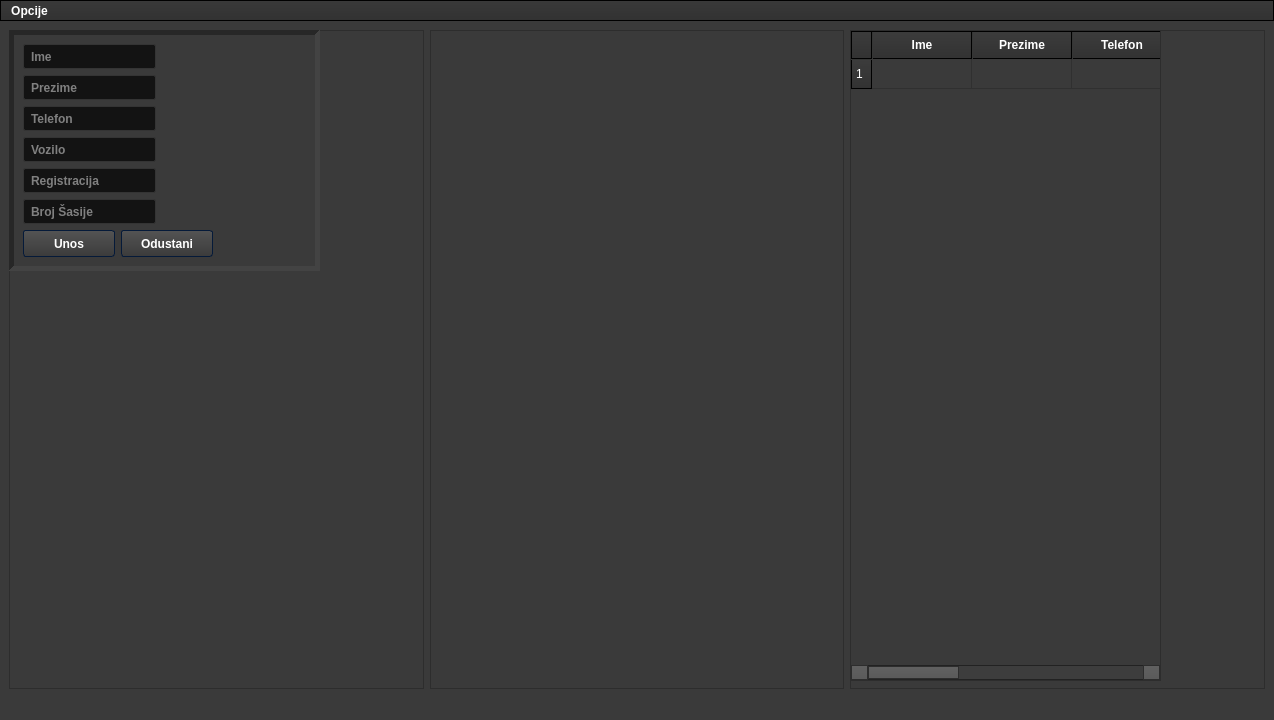
Above: untitled.ui from 4ntim4tter/Budget-Flow before the change. Below: the same form after it.
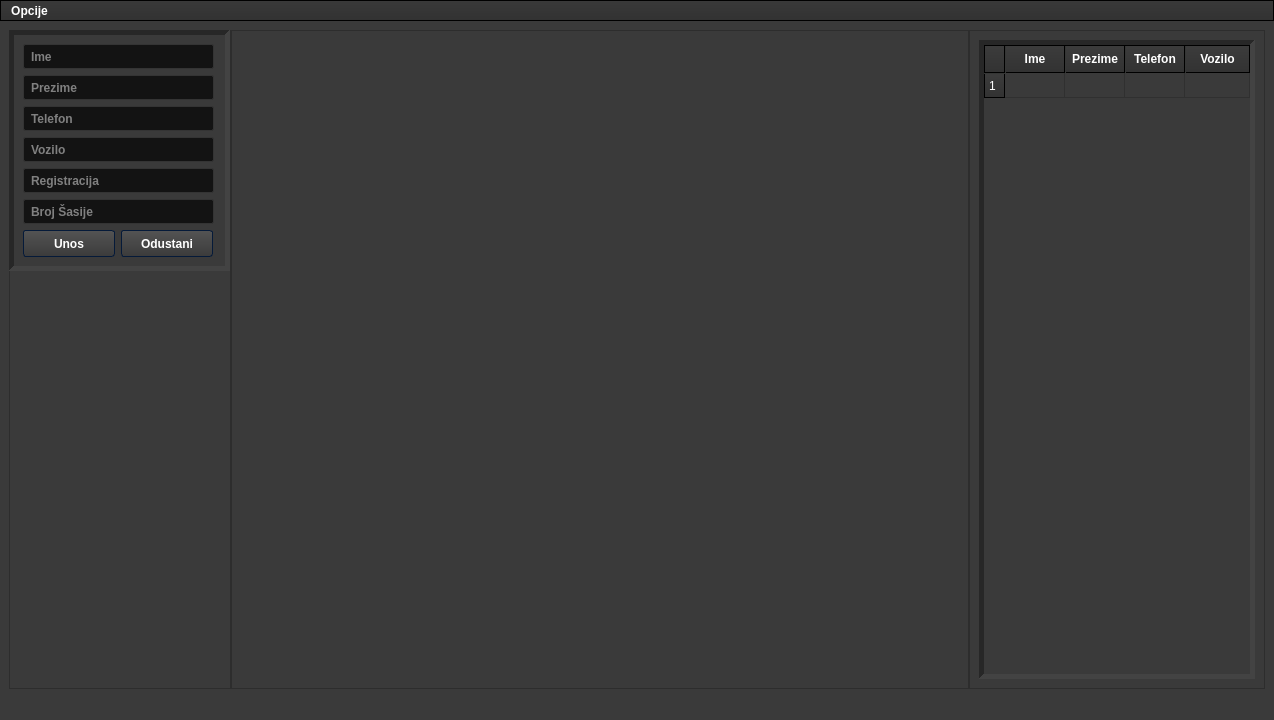
That is the form after the change. Icons and pictures are not drawn.

Commit message: added faker to create data in table

```diff
--- a/untitled.ui
+++ b/untitled.ui
@@ -1023,7 +1023,10 @@
      <bold>true</bold>
     </font>
    </property>
-   <layout class="QHBoxLayout" name="horizontalLayout">
+   <layout class="QHBoxLayout" name="horizontalLayout" stretch="3,10,4">
+    <property name="spacing">
+     <number>0</number>
+    </property>
     <item>
      <widget class="QFrame" name="left_frame">
       <property name="frameShape">
@@ -1037,7 +1040,7 @@
         <rect>
          <x>0</x>
          <y>0</y>
-         <width>311</width>
+         <width>221</width>
          <height>241</height>
         </rect>
        </property>
@@ -1078,7 +1081,7 @@
          <rect>
           <x>14</x>
           <y>14</y>
-          <width>133</width>
+          <width>191</width>
           <height>25</height>
          </rect>
         </property>
@@ -1099,7 +1102,7 @@
          <rect>
           <x>14</x>
           <y>45</y>
-          <width>133</width>
+          <width>191</width>
           <height>25</height>
          </rect>
         </property>
@@ -1120,7 +1123,7 @@
          <rect>
           <x>14</x>
           <y>107</y>
-          <width>133</width>
+          <width>191</width>
           <height>25</height>
          </rect>
         </property>
@@ -1144,7 +1147,7 @@
          <rect>
           <x>14</x>
           <y>138</y>
-          <width>133</width>
+          <width>191</width>
           <height>25</height>
          </rect>
         </property>
@@ -1165,7 +1168,7 @@
          <rect>
           <x>14</x>
           <y>169</y>
-          <width>133</width>
+          <width>191</width>
           <height>25</height>
          </rect>
         </property>
@@ -1231,7 +1234,7 @@
          <rect>
           <x>14</x>
           <y>76</y>
-          <width>133</width>
+          <width>191</width>
           <height>25</height>
          </rect>
         </property>
@@ -1255,6 +1258,12 @@
     </item>
     <item>
      <widget class="QFrame" name="middle_frame">
+      <property name="minimumSize">
+       <size>
+        <width>0</width>
+        <height>450</height>
+       </size>
+      </property>
       <property name="frameShape">
        <enum>QFrame::StyledPanel</enum>
       </property>
@@ -1271,15 +1280,9 @@
       <property name="frameShadow">
        <enum>QFrame::Raised</enum>
       </property>
-      <widget class="QTableWidget" name="tableWidget">
-       <property name="geometry">
-        <rect>
-         <x>0</x>
-         <y>0</y>
-         <width>311</width>
-         <height>651</height>
-        </rect>
-       </property>
+      <layout class="QGridLayout" name="gridLayout">
+       <item row="0" column="0">
+        <widget class="QTableWidget" name="customer_table">
        <property name="sizePolicy">
         <sizepolicy hsizetype="Preferred" vsizetype="Preferred">
          <horstretch>0</horstretch>
@@ -1293,21 +1296,39 @@
          <bold>true</bold>
         </font>
        </property>
-       <property name="layoutDirection">
-        <enum>Qt::LeftToRight</enum>
+         <property name="frameShape">
+          <enum>QFrame::Panel</enum>
+         </property>
+         <property name="lineWidth">
+          <number>5</number>
+         </property>
+         <property name="midLineWidth">
+          <number>5</number>
+         </property>
+         <property name="autoScrollMargin">
+          <number>2</number>
        </property>
        <property name="alternatingRowColors">
-        <bool>true</bool>
+          <bool>false</bool>
        </property>
        <property name="textElideMode">
         <enum>Qt::ElideMiddle</enum>
        </property>
+         <property name="showGrid">
+          <bool>true</bool>
+         </property>
        <property name="gridStyle">
         <enum>Qt::SolidLine</enum>
        </property>
        <property name="sortingEnabled">
         <bool>true</bool>
        </property>
+         <property name="wordWrap">
+          <bool>false</bool>
+         </property>
+         <property name="cornerButtonEnabled">
+          <bool>true</bool>
+         </property>
        <property name="rowCount">
         <number>1</number>
        </property>
@@ -1315,17 +1336,35 @@
         <bool>true</bool>
        </attribute>
        <attribute name="horizontalHeaderDefaultSectionSize">
-        <number>100</number>
+          <number>60</number>
+         </attribute>
+         <attribute name="horizontalHeaderHighlightSections">
+          <bool>true</bool>
+         </attribute>
+         <attribute name="horizontalHeaderMinimumSectionSize">
+          <number>45</number>
        </attribute>
        <attribute name="horizontalHeaderShowSortIndicator" stdset="0">
         <bool>true</bool>
        </attribute>
        <attribute name="horizontalHeaderStretchLastSection">
+          <bool>true</bool>
+         </attribute>
+         <attribute name="verticalHeaderVisible">
+          <bool>true</bool>
+         </attribute>
+         <attribute name="verticalHeaderCascadingSectionResizes">
         <bool>false</bool>
        </attribute>
+         <attribute name="verticalHeaderDefaultSectionSize">
+          <number>25</number>
+         </attribute>
        <attribute name="verticalHeaderHighlightSections">
         <bool>true</bool>
        </attribute>
+         <attribute name="verticalHeaderStretchLastSection">
+          <bool>false</bool>
+         </attribute>
        <row/>
        <column>
         <property name="text">
@@ -1375,31 +1414,9 @@
          </font>
         </property>
        </column>
-       <column>
-        <property name="text">
-         <string>Registracija</string>
-        </property>
-        <property name="font">
-         <font>
-          <family>Arial</family>
-          <weight>75</weight>
-          <bold>true</bold>
-         </font>
-        </property>
-       </column>
-       <column>
-        <property name="text">
-         <string>Broj Šasije</string>
-        </property>
-        <property name="font">
-         <font>
-          <family>Arial</family>
-          <weight>75</weight>
-          <bold>true</bold>
-         </font>
-        </property>
-       </column>
-      </widget>
+        </widget>
+       </item>
+      </layout>
      </widget>
     </item>
    </layout>
```
Lines whose indentation alone changed are shown as unchanged. The commit also changes 9 other files.
